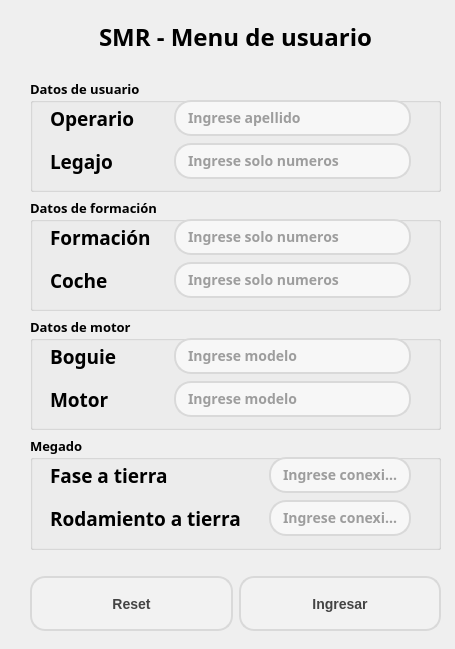
The window that app_smr/Qt/win_user_form.ui (nvargas24/Sistema_medicion_de_rodamientos-SMR) describes before a commit, drawn with Qt 5.
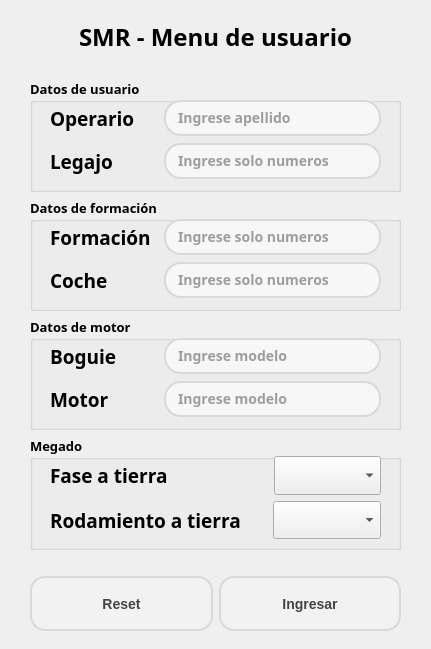
The same window after the commit.

Diff of the .ui file:
```diff
--- a/app_smr/Qt/win_user_form.ui
+++ b/app_smr/Qt/win_user_form.ui
@@ -6,7 +6,7 @@
    <rect>
     <x>0</x>
     <y>0</y>
-    <width>455</width>
+    <width>431</width>
     <height>649</height>
    </rect>
   </property>
@@ -18,7 +18,7 @@
     <rect>
      <x>30</x>
      <y>20</y>
-     <width>411</width>
+     <width>371</width>
      <height>611</height>
     </rect>
    </property>
@@ -72,7 +72,7 @@
         <rect>
          <x>20</x>
          <y>20</y>
-         <width>361</width>
+         <width>331</width>
          <height>83</height>
         </rect>
        </property>
@@ -181,7 +181,7 @@
         <rect>
          <x>20</x>
          <y>20</y>
-         <width>361</width>
+         <width>331</width>
          <height>83</height>
         </rect>
        </property>
@@ -290,7 +290,7 @@
         <rect>
          <x>20</x>
          <y>20</y>
-         <width>361</width>
+         <width>331</width>
          <height>83</height>
         </rect>
        </property>
@@ -399,13 +399,16 @@
         <rect>
          <x>20</x>
          <y>20</y>
-         <width>361</width>
+         <width>331</width>
          <height>83</height>
         </rect>
        </property>
        <layout class="QVBoxLayout" name="verticalLayout_6">
         <item>
-         <layout class="QHBoxLayout" name="horizontalLayout_9" stretch="3,2">
+         <layout class="QHBoxLayout" name="horizontalLayout_9" stretch="6,3">
+          <property name="spacing">
+           <number>11</number>
+          </property>
           <item>
            <widget class="QLabel" name="label_10">
             <property name="font">
@@ -422,31 +425,31 @@
            </widget>
           </item>
           <item>
-           <widget class="QLineEdit" name="input_fase_tierra">
-            <property name="styleSheet">
-             <string notr="true">QLineEdit {
-    background-color: #F7F7F7; /* Color de fondo */
-    border: 2px solid #D9D9D9; /* Borde gris claro */
-    border-radius: 17px; /* Bordes curvos */
-    padding: 5px 10px; /* Espacio interno para texto */
-    font-size: 14px; /* Tamaño de fuente */
-    color: #444444; /* Color de texto */
-}
-QLineEdit:focus {
-    border-color: #0078d7; /* Cambia el color del borde cuando se selecciona el QLineEdit */
-    outline: none; /* Elimina el contorno alrededor del QLineEdit al seleccionarlo */
-}
-</string>
+           <widget class="QComboBox" name="cbox_fase_tierra">
+            <property name="sizePolicy">
+             <sizepolicy hsizetype="Ignored" vsizetype="Expanding">
+              <horstretch>0</horstretch>
+              <verstretch>0</verstretch>
+             </sizepolicy>
+            </property>
+            <property name="focusPolicy">
+             <enum>Qt::NoFocus</enum>
+            </property>
+            <property name="currentIndex">
+             <number>-1</number>
             </property>
             <property name="placeholderText">
-             <string>Ingrese conexión</string>
+             <string>Seleccione rodamiento</string>
             </property>
            </widget>
           </item>
          </layout>
         </item>
         <item>
-         <layout class="QHBoxLayout" name="horizontalLayout_10" stretch="3,2">
+         <layout class="QHBoxLayout" name="horizontalLayout_10" stretch="6,3">
+          <property name="spacing">
+           <number>8</number>
+          </property>
           <item>
            <widget class="QLabel" name="label_11">
             <property name="font">
@@ -463,24 +466,21 @@
            </widget>
           </item>
           <item>
-           <widget class="QLineEdit" name="input_rod_tierra">
-            <property name="styleSheet">
-             <string notr="true">QLineEdit {
-    background-color: #F7F7F7; /* Color de fondo */
-    border: 2px solid #D9D9D9; /* Borde gris claro */
-    border-radius: 17px; /* Bordes curvos */
-    padding: 5px 10px; /* Espacio interno para texto */
-    font-size: 14px; /* Tamaño de fuente */
-    color: #444444; /* Color de texto */
-}
-QLineEdit:focus {
-    border-color: #0078d7; /* Cambia el color del borde cuando se selecciona el QLineEdit */
-    outline: none; /* Elimina el contorno alrededor del QLineEdit al seleccionarlo */
-}
-</string>
+           <widget class="QComboBox" name="cbox_rod_tierra">
+            <property name="sizePolicy">
+             <sizepolicy hsizetype="Ignored" vsizetype="Expanding">
+              <horstretch>0</horstretch>
+              <verstretch>0</verstretch>
+             </sizepolicy>
+            </property>
+            <property name="focusPolicy">
+             <enum>Qt::NoFocus</enum>
+            </property>
+            <property name="currentIndex">
+             <number>-1</number>
             </property>
             <property name="placeholderText">
-             <string>Ingrese conexión</string>
+             <string>Seleccione rodamiento</string>
             </property>
            </widget>
           </item>
```
Left out of the diff: 31 changed lines with no effect on the pictures.
